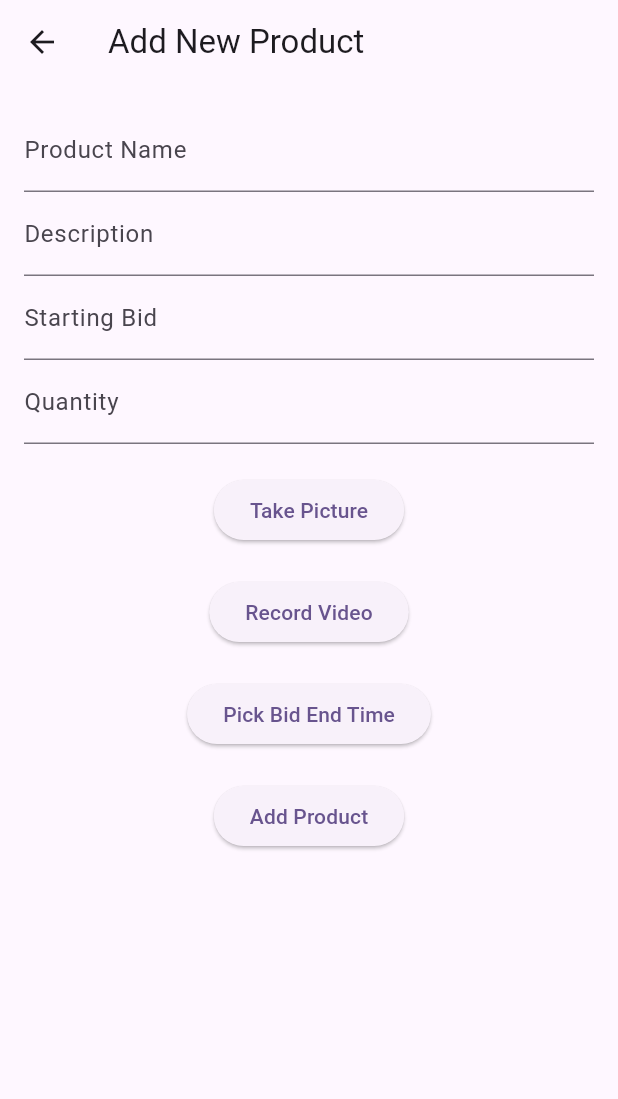
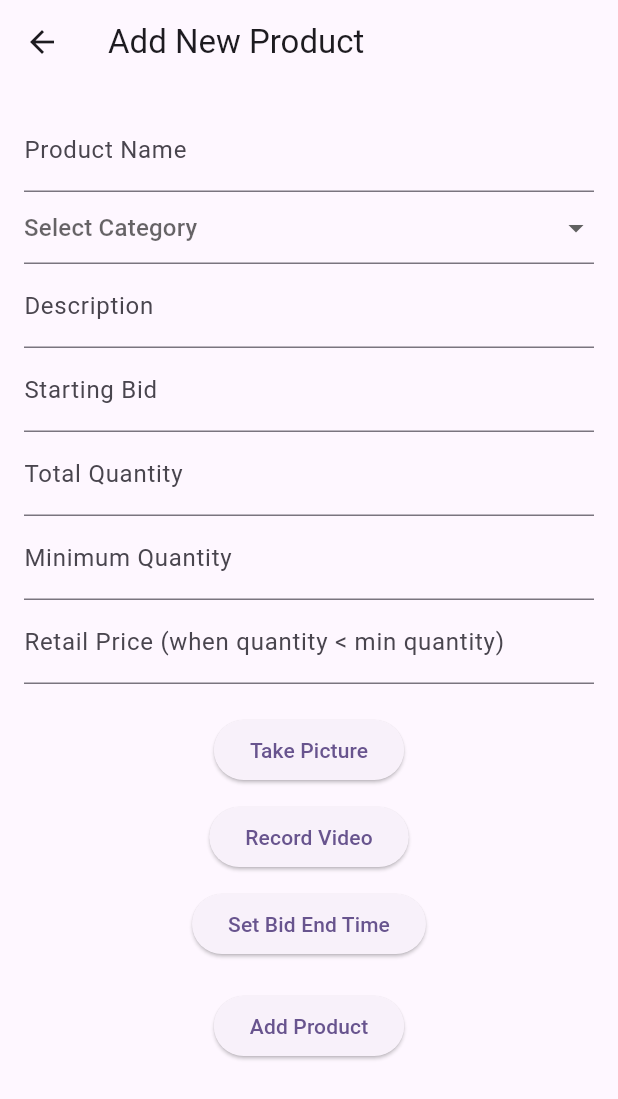
Before and after one commit to FarmConnect-1/Farmconnect, a Flutter app: the AddProductPage screen opened directly, on a phone screen of 412 x 824 dp. Shown: the top 1099 px of the screen. Run offline on Flutter 3.47's test engine with Material 3 defaults, Android fonts, the phone set to English and light mode, and no system bars; our stand-ins replace cloud_firestore, firebase_auth, firebase_core, firebase_storage, image_picker, video_player; accounts and stored records are empty; network calls fail.

Commit message:
add products page changed

```diff
--- a/lib/pages/add_product_page.dart
+++ b/lib/pages/add_product_page.dart
@@ -13,131 +13,145 @@ class AddProductPage extends StatefulWidget {
 }
 
 class _AddProductPageState extends State<AddProductPage> {
+  final GlobalKey<FormState> _formKey = GlobalKey<FormState>();
+  String? _selectedCategory;
   final TextEditingController productNameController = TextEditingController();
   final TextEditingController descriptionController = TextEditingController();
   final TextEditingController startingBidController = TextEditingController();
-  final TextEditingController quantityController = TextEditingController(); // New controller for quantity
+  final TextEditingController totalQuantityController = TextEditingController();
+  final TextEditingController minQuantityController = TextEditingController();
+  final TextEditingController retailPriceController = TextEditingController();
   DateTime? _bidEndTime;
-  List<File> _imageFiles = []; // List to store selected images
+  final List<File> _imageFiles = [];
   File? _videoFile;
-  bool _isLoading = false; // State to manage loading bar
-  List<String> _imageUrls = []; // Store the uploaded image URLs
-  String? _videoUrl; // Store the uploaded video URL
+  bool _isLoading = false;
+  final List<String> _imageUrls = [];
+  String? _videoUrl;
 
-  // Function to take a new picture and upload immediately
   Future<void> _takePicture() async {
-    final pickedFile = await ImagePicker().pickImage(source: ImageSource.camera);
+    final pickedFile =
+    await ImagePicker().pickImage(source: ImageSource.camera);
     if (pickedFile != null) {
       setState(() {
-        _isLoading = true; // Show loading while uploading the image
+        _isLoading = true;
       });
       File imageFile = File(pickedFile.path);
       try {
-        String? imageUrl = await _uploadFile(imageFile, 'Images'); // Upload the image immediately
+        String? imageUrl = await _uploadFile(imageFile, 'Images');
         if (imageUrl != null) {
           setState(() {
-            _imageFiles.add(imageFile); // Add image to the list for preview
-            _imageUrls.add(imageUrl); // Add uploaded image URL to the list
+            _imageFiles.add(imageFile);
+            _imageUrls.add(imageUrl);
           });
         }
       } catch (e) {
         print('Error uploading image: $e');
       } finally {
         setState(() {
-          _isLoading = false; // Hide loading after upload
+          _isLoading = false;
         });
       }
     }
   }
 
-  // Function to record a new video and upload immediately
   Future<void> _recordVideo() async {
-    final pickedFile = await ImagePicker().pickVideo(source: ImageSource.camera);
+    final pickedFile =
+    await ImagePicker().pickVideo(source: ImageSource.camera);
     if (pickedFile != null) {
       setState(() {
-        _isLoading = true; // Show loading while uploading the video
+        _isLoading = true;
       });
       _videoFile = File(pickedFile.path);
       try {
-        _videoUrl = await _uploadFile(_videoFile!, 'Videos'); // Upload the video immediately
+        _videoUrl = await _uploadFile(_videoFile!, 'Videos');
       } catch (e) {
         print('Error uploading video: $e');
       } finally {
         setState(() {
-          _isLoading = false; // Hide loading after upload
+          _isLoading = false;
         });
       }
     }
   }
 
-  // Function to upload file to Firebase Storage
   Future<String?> _uploadFile(File file, String folder) async {
     try {
       String fileName = DateTime.now().millisecondsSinceEpoch.toString();
-      Reference storageRef = FirebaseStorage.instance.ref().child('$folder/$fileName');
+      Reference storageRef =
+      FirebaseStorage.instance.ref().child('$folder/$fileName');
       await storageRef.putFile(file);
-      return await storageRef.getDownloadURL(); // Return the download URL
+      return await storageRef.getDownloadURL();
     } catch (e) {
       print('Error uploading file: $e');
       return null;
     }
   }
 
-  // Function to add the product to Firestore
   Future<void> _addProduct() async {
+    if (!_formKey.currentState!.validate() ||
+        _imageFiles.isEmpty ||
+        _bidEndTime == null) {
+      ScaffoldMessenger.of(context).showSnackBar(
+        const SnackBar(content: Text('Please complete all required fields.')),
+      );
+      return;
+    }
+
     User? user = FirebaseAuth.instance.currentUser;
     if (user != null) {
       setState(() {
-        _isLoading = true; // Show loading while adding the product
+        _isLoading = true;
       });
 
-      // Add the product to the Firestore database
       try {
         await FirebaseFirestore.instance.collection('Products').add({
           'farmerId': user.uid,
           'productName': productNameController.text.trim(),
+          'category': _selectedCategory,
           'description': descriptionController.text.trim(),
-          'startingBid': double.tryParse(startingBidController.text.trim()) ?? 0,
+          'startingBid': double.parse(startingBidController.text.trim()),
+          'totalQuantity': int.parse(totalQuantityController.text.trim()),
+          'minQuantity': int.parse(minQuantityController.text.trim()),
+          'retailPrice': double.parse(retailPriceController.text.trim()),
+          'availableQuantity': int.parse(totalQuantityController.text.trim()),
           'currentBid': 0,
           'highestBidder': '',
           'status': 'active',
-          'quantity': int.tryParse(quantityController.text.trim()) ?? 0, // Save the quantity
-          'productImages': _imageUrls, // Save all uploaded image URLs
-          'productVideos': _videoUrl != null ? [_videoUrl!] : [], // Save the video URL if exists
+          'productImages': _imageUrls,
+          'productVideos': _videoUrl != null ? [_videoUrl!] : [],
           'bidEndTime': _bidEndTime,
           'timestamp': FieldValue.serverTimestamp(),
         });
 
-        // Show success message
         ScaffoldMessenger.of(context).showSnackBar(
           const SnackBar(content: Text('Product added successfully')),
         );
 
-        // Reset form fields after submission
         productNameController.clear();
         descriptionController.clear();
         startingBidController.clear();
-        quantityController.clear(); // Clear quantity after submission
+        totalQuantityController.clear();
+        minQuantityController.clear();
+        retailPriceController.clear();
         _imageFiles.clear();
         _imageUrls.clear();
         _videoFile = null;
         _bidEndTime = null;
 
-        // Redirect to farmer home page after successful product addition
-        Navigator.of(context).pushNamedAndRemoveUntil('/farmer_home', (route) => false);
+        Navigator.of(context)
+            .pushNamedAndRemoveUntil('/farmer_home', (route) => false);
       } catch (e) {
         ScaffoldMessenger.of(context).showSnackBar(
           SnackBar(content: Text('Error adding product: $e')),
         );
       } finally {
         setState(() {
-          _isLoading = false; // Hide loading after adding the product
+          _isLoading = false;
         });
       }
     }
   }
 
-  // Function to pick end time for the bid
   Future<void> _pickEndTime(BuildContext context) async {
     final DateTime? pickedDate = await showDatePicker(
       context: context,
@@ -154,7 +168,8 @@ class _AddProductPageState extends State<AddProductPage> {
 
       if (pickedTime != null) {
         setState(() {
-          _bidEndTime = DateTime(pickedDate.year, pickedDate.month, pickedDate.day, pickedTime.hour, pickedTime.minute);
+          _bidEndTime = DateTime(pickedDate.year, pickedDate.month,
+              pickedDate.day, pickedTime.hour, pickedTime.minute);
         });
       }
     }
@@ -169,73 +184,134 @@ class _AddProductPageState extends State<AddProductPage> {
       body: Padding(
         padding: const EdgeInsets.all(16.0),
         child: SingleChildScrollView(
+          child: Form(
+            key: _formKey,
             child: Column(
               children: <Widget>[
-              TextField(
+                TextFormField(
                   controller: productNameController,
                   decoration: const InputDecoration(labelText: 'Product Name'),
+                  validator: (value) =>
+                  value == null || value.isEmpty ? 'Enter product name' : null,
                 ),
-              TextField(
+                DropdownButtonFormField<String>(
+                  hint: const Text('Select Category'),
+                  value: _selectedCategory,
+                  items: ['grains', 'veges', 'fruits']
+                      .map((category) => DropdownMenuItem(
+                    value: category,
+                    child: Text(
+                        category[0].toUpperCase() + category.substring(1)),
+                  ))
+                      .toList(),
+                  onChanged: (value) {
+                    setState(() {
+                      _selectedCategory = value;
+                    });
+                  },
+                  validator: (value) =>
+                  value == null ? 'Select a category' : null,
+                ),
+                TextFormField(
                   controller: descriptionController,
                   decoration: const InputDecoration(labelText: 'Description'),
+                  validator: (value) =>
+                  value == null || value.isEmpty ? 'Enter description' : null,
                 ),
-              TextField(
+                TextFormField(
                   controller: startingBidController,
                   decoration: const InputDecoration(labelText: 'Starting Bid'),
                   keyboardType: TextInputType.number,
+                  validator: (value) {
+                    if (value == null || value.isEmpty) {
+                      return 'Enter starting bid';
+                    }
+                    if (double.tryParse(value) == null) {
+                      return 'Enter a valid number';
+                    }
+                    return null;
+                  },
                 ),
-              TextField(
-                controller: quantityController, // Quantity input field
-                decoration: const InputDecoration(labelText: 'Quantity'),
+                TextFormField(
+                  controller: totalQuantityController,
+                  decoration: const InputDecoration(labelText: 'Total Quantity'),
                   keyboardType: TextInputType.number,
+                  validator: (value) {
+                    if (value == null || value.isEmpty) {
+                      return 'Enter total quantity';
+                    }
+                    if (int.tryParse(value) == null) {
+                      return 'Enter a valid number';
+                    }
+                    return null;
+                  },
+                ),
+                TextFormField(
+                  controller: minQuantityController,
+                  decoration: const InputDecoration(labelText: 'Minimum Quantity'),
+                  keyboardType: TextInputType.number,
+                  validator: (value) {
+                    if (value == null || value.isEmpty) {
+                      return 'Enter minimum quantity';
+                    }
+                    if (int.tryParse(value) == null) {
+                      return 'Enter a valid number';
+                    }
+                    return null;
+                  },
+                ),
+                TextFormField(
+                  controller: retailPriceController,
+                  decoration: const InputDecoration(
+                      labelText: 'Retail Price (when quantity < min quantity)'),
+                  keyboardType: TextInputType.number,
+                  validator: (value) {
+                    if (value == null || value.isEmpty) {
+                      return 'Enter retail price';
+                    }
+                    if (double.tryParse(value) == null) {
+                      return 'Enter a valid price';
+                    }
+                    return null;
+                  },
                 ),
                 const SizedBox(height: 20),
                 ElevatedButton(
-                onPressed: _takePicture, // Farmer takes a new picture using the camera
+                  onPressed: _takePicture,
                   child: const Text('Take Picture'),
                 ),
                 const SizedBox(height: 10),
-              // Display selected images
                 if (_imageFiles.isNotEmpty)
                   SizedBox(
                     height: 150,
                     child: ListView.builder(
                       scrollDirection: Axis.horizontal,
                       itemCount: _imageFiles.length,
-                    itemBuilder: (context, index) {
-                      return Padding(
-                        padding: const EdgeInsets.symmetric(horizontal: 8.0),
-                        child: Image.file(
-                          _imageFiles[index],
-                          width: 150,
-                          height: 150,
+                      itemBuilder: (context, index) => Padding(
+                        padding: const EdgeInsets.all(8.0),
+                        child: Image.file(_imageFiles[index]),
                       ),
-                      );
-                    },
                     ),
+                  ),
+                ElevatedButton(
+                  onPressed: _recordVideo,
+                  child: const Text('Record Video'),
                 ),
                 const SizedBox(height: 10),
                 ElevatedButton(
-                onPressed: _recordVideo, // Farmer records a new video using the camera
-                child: const Text('Record Video'),
-              ),
-              if (_videoFile != null)
-                const Text('Video recorded'),
-              const SizedBox(height: 20),
-              ElevatedButton(
-                onPressed: () => _pickEndTime(context), // Pick end time for the bid
-                child: const Text('Pick Bid End Time'),
+                  onPressed: () => _pickEndTime(context),
+                  child: const Text('Set Bid End Time'),
                 ),
                 if (_bidEndTime != null)
-                Text('Bid End Time: ${_bidEndTime.toString()}'),
+                  Text(
+                      'Bid End Time: ${_bidEndTime!.toLocal().toString().split(' ')[0]} ${_bidEndTime!.toLocal().toString().split(' ')[1]}'),
                 const SizedBox(height: 20),
-              _isLoading // Show loading indicator while uploading or adding product
+                _isLoading
                     ? const CircularProgressIndicator()
                     : ElevatedButton(
-                onPressed: _addProduct, // Add the product to Firestore
-                child: const Text('Add Product'),
+                    onPressed: _addProduct, child: const Text('Add Product')),
+              ],
             ),
-            ],
           ),
         ),
       ),
--- a/lib/pages/farmer_profile_page.dart
+++ b/lib/pages/farmer_profile_page.dart
@@ -88,6 +88,10 @@ class FarmerProfilePage extends StatelessWidget {
                       fontSize: 24, fontWeight: FontWeight.bold),
                 ),
                 const SizedBox(height: 10),
+                Text(
+                  'Phone Number: ${farmerData['phoneNumber']}'
+                ),
+                const SizedBox(height: 10),
                 Text('Email: ${farmerData['email']}'),
                 const SizedBox(height: 10),
                 Text(
--- a/lib/pages/login_page.dart
+++ b/lib/pages/login_page.dart
@@ -19,6 +19,7 @@ class _LoginPageState extends State<LoginPage> {
   final TextEditingController _passwordController = TextEditingController();
   final TextEditingController _usernameController = TextEditingController();
   final TextEditingController _addressController = TextEditingController();
+  final TextEditingController _phoneNumberController = TextEditingController();
   final TextEditingController _farmerCertificateController = TextEditingController();
   final TextEditingController _gatSurveyController = TextEditingController();
 
@@ -63,6 +64,7 @@ class _LoginPageState extends State<LoginPage> {
           'email': user.email,
           'role': _selectedRole,
           if (_selectedRole == 'farmer') ...{
+            'phoneNumber': _phoneNumberController.text.trim(),
             'farmerCertificateNumber': _farmerCertificateController.text.trim(),
             'address': _addressController.text.trim(),
             'district': _selectedDistrict,
@@ -153,6 +155,10 @@ class _LoginPageState extends State<LoginPage> {
                     labelText: 'Username',
                   ),
                   if (_selectedRole == 'farmer') ...[
+                    _buildInputField(
+                        controller: _phoneNumberController,
+                        labelText: 'Phone number'
+                    ),
                     _buildInputField(
                       controller: _farmerCertificateController,
                       labelText: 'Farmer Certificate Number',
```
Also changed, not shown: lib/pages/farmer_products_details_page.dart (+7 -7 lines), firebase.json, 1 other file. Lines whose indentation alone changed are shown as unchanged.
